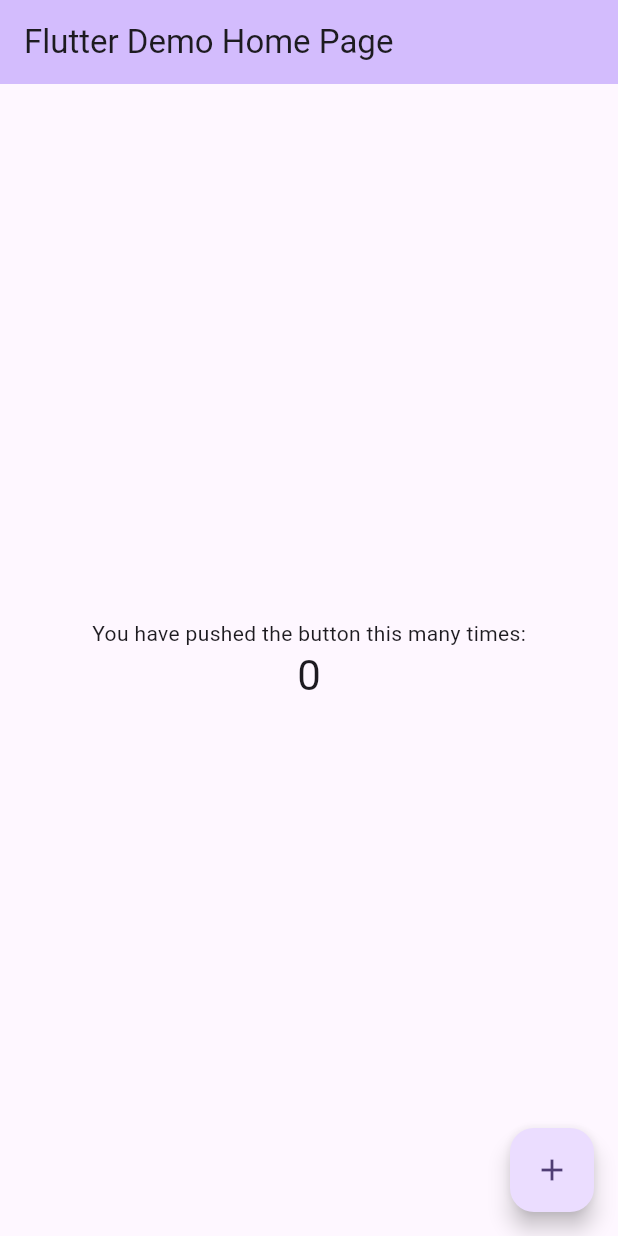
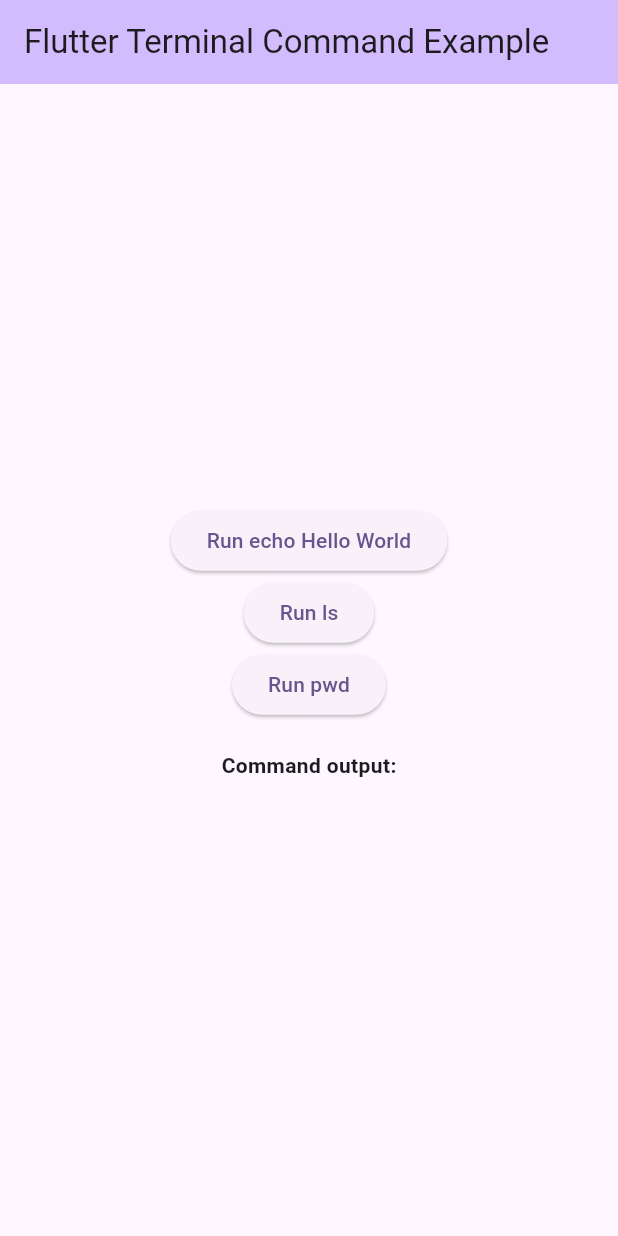
Before and after one commit to gabriel-batistuta/avec_app, a Flutter app: the screen it shows after launch, on a phone screen of 412 x 824 dp. Run offline on Flutter 3.47's test engine with Material 3 defaults, Android fonts, the phone set to English and light mode, and no system bars; missing offline and left inert: process_run.

Commit message:
added buttons with prompt acess

```diff
--- a/lib/main.dart
+++ b/lib/main.dart
@@ -1,4 +1,6 @@
 import 'package:flutter/material.dart';
+import 'package:process_run/shell.dart';
+import 'dart:async';
 
 void main() {
   runApp(const MyApp());
@@ -10,13 +12,12 @@
   @override
   Widget build(BuildContext context) {
     return MaterialApp(
-      title: 'Flutter Demo',
+      title: 'Flutter Terminal Command Example',
       theme: ThemeData(
-
         colorScheme: ColorScheme.fromSeed(seedColor: Colors.deepPurple),
         useMaterial3: true,
       ),
-      home: const MyHomePage(title: 'Flutter Demo Home Page'),
+      home: const MyHomePage(title: 'Flutter Terminal Command Example'),
     );
   }
 }
@@ -31,12 +32,49 @@
 }
 
 class _MyHomePageState extends State<MyHomePage> {
-  int _counter = 0;
+  String _output = ''; // To store the current line being displayed
+  List<String> _outputLines = []; // To store the entire output
+  int _currentLineIndex = 0; // To track the current line being displayed
+  Timer? _timer; // Timer to update the UI progressively
 
-  void _incrementCounter() {
-    setState(() {
-      _counter++;
+  // Function to execute a shell command and update the UI with the result
+  Future<void> _runCommand(String command) async {
+    var shell = Shell();
+    try {
+      var result = await shell.run(command);
+      _outputLines = result.outText.split('\n'); // Split output by lines
+      _startDisplayingOutput();
+    } catch (e) {
+      setState(() {
+        _output = 'Error: $e';
+      });
+    }
+  }
+
+  // Function to display the output line by line, progressively
+  void _startDisplayingOutput() {
+    _currentLineIndex = 0;
+    _output = '';
+
+    _timer?.cancel(); // Cancel any existing timer
+
+    // Start a new timer that updates the displayed line every 500ms
+    _timer = Timer.periodic(const Duration(milliseconds: 500), (timer) {
+      if (_currentLineIndex < _outputLines.length) {
+        setState(() {
+          _output = _outputLines[_currentLineIndex]; // Update the output with the current line
+        });
+        _currentLineIndex++;
+      } else {
+        timer.cancel(); // Stop the timer when all lines have been displayed
+      }
     });
+  }
+
+  @override
+  void dispose() {
+    _timer?.cancel(); // Dispose of the timer when the widget is destroyed
+    super.dispose();
   }
 
   @override
@@ -50,21 +88,31 @@
         child: Column(
           mainAxisAlignment: MainAxisAlignment.center,
           children: <Widget>[
+            ElevatedButton(
+              onPressed: () => _runCommand('echo Hello World'),
+              child: const Text('Run echo Hello World'),
+            ),
+            ElevatedButton(
+              onPressed: () => _runCommand('ls'),
+              child: const Text('Run ls'),
+            ),
+            ElevatedButton(
+              onPressed: () => _runCommand('pwd'),
+              child: const Text('Run pwd'),
+            ),
+            const SizedBox(height: 20),
             const Text(
-              'You have pushed the button this many times:',
+              'Command output:',
+              style: TextStyle(fontWeight: FontWeight.bold),
             ),
             Text(
-              '$_counter',
-              style: Theme.of(context).textTheme.headlineMedium,
+              _output,
+              textAlign: TextAlign.center,
+              style: const TextStyle(fontSize: 16, backgroundColor: Colors.black, color: Colors.white),
             ),
           ],
         ),
       ),
-      floatingActionButton: FloatingActionButton(
-        onPressed: _incrementCounter,
-        tooltip: 'Increment',
-        child: const Icon(Icons.add),
-      ),
     );
   }
 }
--- a/pubspec.yaml
+++ b/pubspec.yaml
@@ -30,6 +30,7 @@
 dependencies:
   flutter:
     sdk: flutter
+  process_run: ^0.12.1+1
 
 
   # The following adds the Cupertino Icons font to your application.
```
Also changed, not shown: pubspec.lock.
